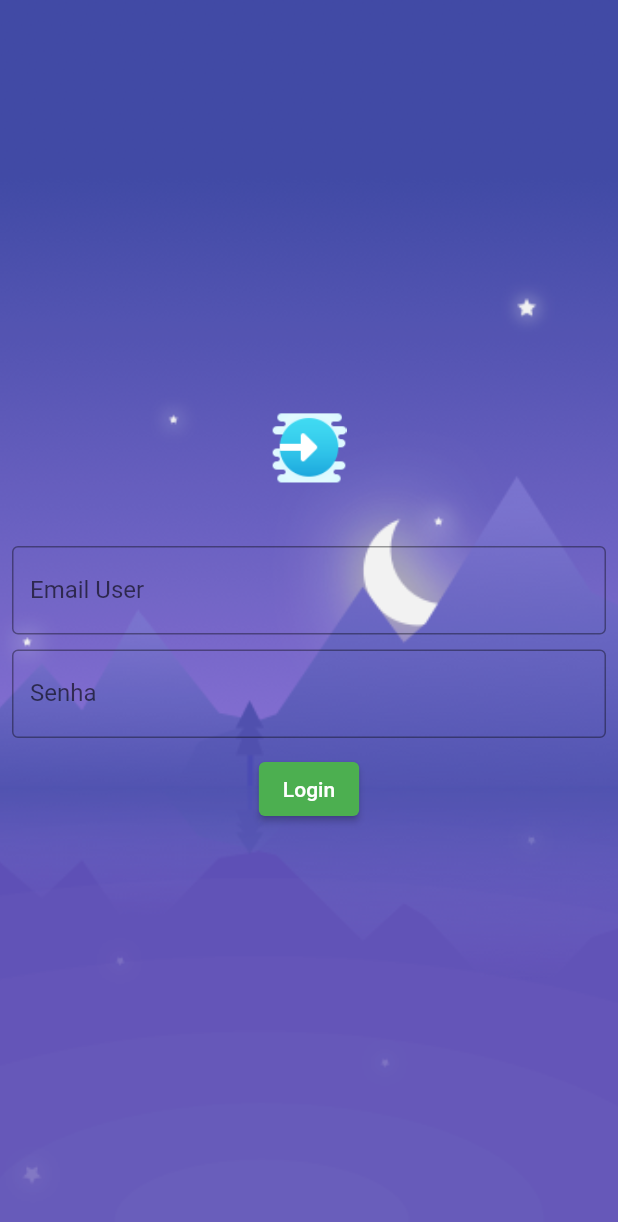
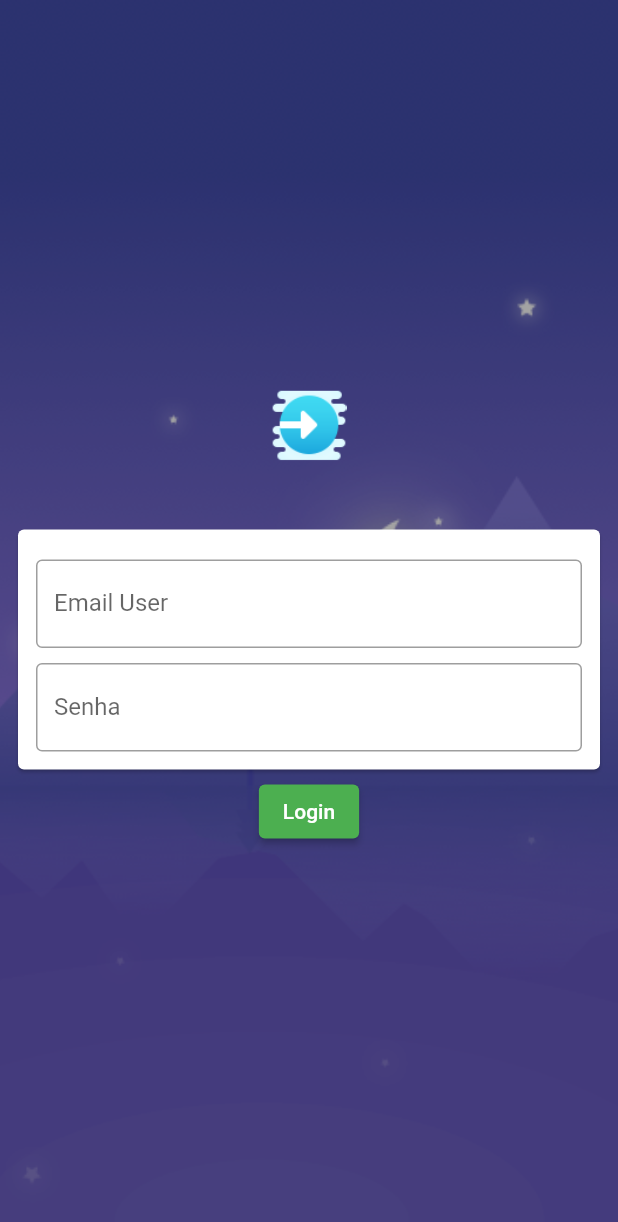
Before and after one commit to claytonferraz/flutter_aula2021_1, a Flutter app: the screen it shows after launch, on a phone screen of 412 x 824 dp. Shown: the top 1222 px of the screen. Run offline on Flutter 3.47's test engine with Material 2 defaults, Android fonts, the phone set to English and light mode, and no system bars.

Commit message:
Aula 1.18
Material Card - imagem de fundo

```diff
--- a/lib/login_page.dart
+++ b/lib/login_page.dart
@@ -29,6 +29,14 @@ class _LoginPageState extends State<LoginPage> {
                   Container(
                     height: 40,
                   ),
+                  Card(
+                    child: Padding(
+                      //padding: const EdgeInsets.all(8.0),
+                      padding: const EdgeInsets.only(
+                          left: 12, right: 12, top: 20, bottom: 12),
+
+                      child: Column(
+                        children: [
                           TextField(
                             onChanged: (text) => email = text,
                             keyboardType: TextInputType.emailAddress,
@@ -48,8 +56,9 @@ class _LoginPageState extends State<LoginPage> {
                               border: OutlineInputBorder(),
                             ),
                           ),
-                  SizedBox(
-                    height: 10,
+                        ],
+                      ),
+                    ),
                   ),
                   ElevatedButton(
                     onPressed: () {
@@ -60,7 +69,10 @@ class _LoginPageState extends State<LoginPage> {
                         print('Login Errado');
                       }
                     },
-                      child: Text('Login')),
+                    child: Container(
+                      child: Text('Login'),
+                    ),
+                  )
                 ],
               ),
             ),
@@ -82,7 +94,7 @@ class _LoginPageState extends State<LoginPage> {
                 'assets/images/Night.png',
                 fit: BoxFit.cover,
               )),
-          Container(color: Colors.black.withOpacity(0.05)),
+          Container(color: Colors.black.withOpacity(0.36)),
           _body(),
         ],
       ),
```
Lines whose indentation alone changed are shown as unchanged.
